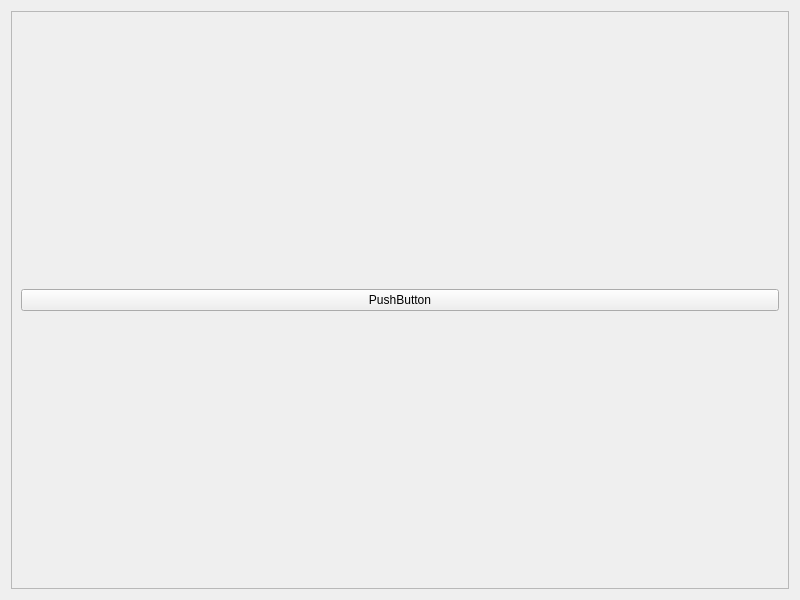
Above: src/ui/ui_home_scene.ui from trung-kieen/hotel-booking-system before the change. Below: the same form after it.
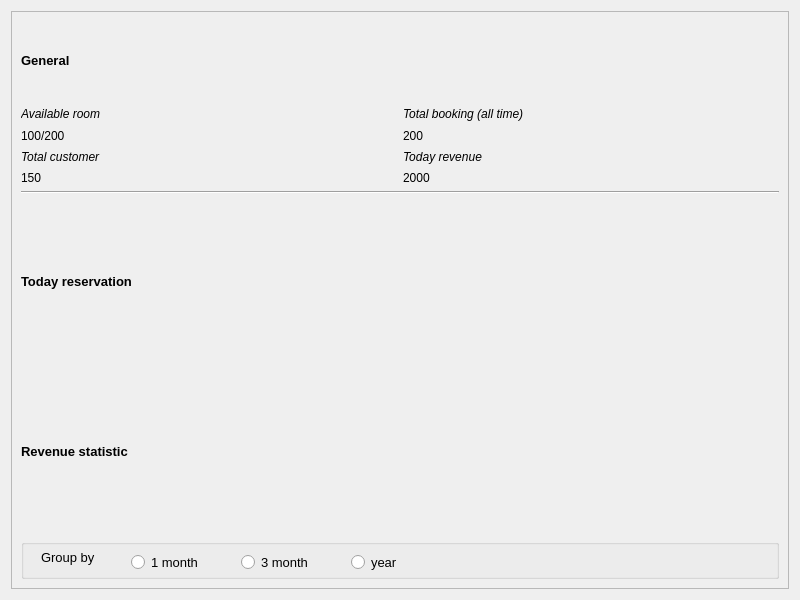
That is the form after the change.

Commit message: chore: structure component for home scene

The edit to the form file:
```diff
--- a/src/ui/ui_home_scene.ui
+++ b/src/ui/ui_home_scene.ui
@@ -32,21 +32,239 @@
        <item>
         <layout class="QVBoxLayout" name="summaryContainer">
          <item>
-          <layout class="QGridLayout" name="subdataContainer"/>
-         </item>
-        </layout>
-       </item>
-       <item>
-        <layout class="QGridLayout" name="chartContainer">
-         <item row="0" column="0">
-          <widget class="QPushButton" name="pushButton_3">
+          <widget class="QLabel" name="label_2">
+           <property name="font">
+            <font>
+             <pointsize>10</pointsize>
+             <weight>75</weight>
+             <bold>true</bold>
+            </font>
+           </property>
            <property name="text">
-            <string>PushButton</string>
+            <string>General</string>
+           </property>
+           <property name="margin">
+            <number>20</number>
            </property>
           </widget>
          </item>
+         <item>
+          <layout class="QGridLayout" name="subdataContainer">
+           <item row="1" column="0">
+            <layout class="QVBoxLayout" name="verticalLayout_2">
+             <item>
+              <widget class="QLabel" name="label_5">
+               <property name="font">
+                <font>
+                 <italic>true</italic>
+                </font>
+               </property>
+               <property name="text">
+                <string>Total customer</string>
+               </property>
+              </widget>
+             </item>
+             <item>
+              <widget class="QLabel" name="label_4">
+               <property name="text">
+                <string>150</string>
+               </property>
+              </widget>
+             </item>
+            </layout>
+           </item>
+           <item row="0" column="0">
+            <layout class="QVBoxLayout" name="verticalLayout_3">
+             <item>
+              <widget class="QLabel" name="label">
+               <property name="font">
+                <font>
+                 <italic>true</italic>
+                </font>
+               </property>
+               <property name="text">
+                <string>Available room</string>
+               </property>
+              </widget>
+             </item>
+             <item>
+              <widget class="QLabel" name="label_3">
+               <property name="text">
+                <string>100/200</string>
+               </property>
+              </widget>
+             </item>
+            </layout>
+           </item>
+           <item row="0" column="1">
+            <layout class="QVBoxLayout" name="verticalLayout_4">
+             <item>
+              <widget class="QLabel" name="label_6">
+               <property name="font">
+                <font>
+                 <italic>true</italic>
+                </font>
+               </property>
+               <property name="text">
+                <string>Total booking (all time)</string>
+               </property>
+              </widget>
+             </item>
+             <item>
+              <widget class="QLabel" name="label_7">
+               <property name="text">
+                <string>200</string>
+               </property>
+              </widget>
+             </item>
+            </layout>
+           </item>
+           <item row="1" column="1">
+            <layout class="QVBoxLayout" name="verticalLayout_5">
+             <item>
+              <widget class="QLabel" name="label_9">
+               <property name="font">
+                <font>
+                 <italic>true</italic>
+                </font>
+               </property>
+               <property name="text">
+                <string>Today revenue</string>
+               </property>
+              </widget>
+             </item>
+             <item>
+              <widget class="QLabel" name="label_8">
+               <property name="text">
+                <string>2000</string>
+               </property>
+              </widget>
+             </item>
+            </layout>
+           </item>
+          </layout>
+         </item>
         </layout>
        </item>
+       <item>
+        <widget class="Line" name="line">
+         <property name="orientation">
+          <enum>Qt::Horizontal</enum>
+         </property>
+        </widget>
+       </item>
+       <item>
+        <widget class="QLabel" name="label_10">
+         <property name="font">
+          <font>
+           <pointsize>10</pointsize>
+           <weight>75</weight>
+           <bold>true</bold>
+          </font>
+         </property>
+         <property name="text">
+          <string>Today reservation</string>
+         </property>
+        </widget>
+       </item>
+       <item>
+        <layout class="QGridLayout" name="bookingChart"/>
+       </item>
+       <item>
+        <widget class="QLabel" name="label_11">
+         <property name="font">
+          <font>
+           <pointsize>10</pointsize>
+           <weight>75</weight>
+           <bold>true</bold>
+          </font>
+         </property>
+         <property name="text">
+          <string>Revenue statistic</string>
+         </property>
+        </widget>
+       </item>
+       <item>
+        <widget class="QGroupBox" name="groupBox">
+         <property name="sizePolicy">
+          <sizepolicy hsizetype="Preferred" vsizetype="Fixed">
+           <horstretch>0</horstretch>
+           <verstretch>10</verstretch>
+          </sizepolicy>
+         </property>
+         <property name="minimumSize">
+          <size>
+           <width>0</width>
+           <height>40</height>
+          </size>
+         </property>
+         <property name="font">
+          <font>
+           <pointsize>10</pointsize>
+           <weight>50</weight>
+           <bold>false</bold>
+          </font>
+         </property>
+         <property name="title">
+          <string/>
+         </property>
+         <widget class="QRadioButton" name="radioButton">
+          <property name="geometry">
+           <rect>
+            <x>110</x>
+            <y>10</y>
+            <width>95</width>
+            <height>26</height>
+           </rect>
+          </property>
+          <property name="text">
+           <string>1 month</string>
+          </property>
+         </widget>
+         <widget class="QRadioButton" name="radioButton_2">
+          <property name="geometry">
+           <rect>
+            <x>220</x>
+            <y>10</y>
+            <width>95</width>
+            <height>26</height>
+           </rect>
+          </property>
+          <property name="text">
+           <string>3 month</string>
+          </property>
+         </widget>
+         <widget class="QRadioButton" name="radioButton_3">
+          <property name="geometry">
+           <rect>
+            <x>330</x>
+            <y>10</y>
+            <width>95</width>
+            <height>26</height>
+           </rect>
+          </property>
+          <property name="text">
+           <string>year</string>
+          </property>
+         </widget>
+         <widget class="QLabel" name="label_12">
+          <property name="geometry">
+           <rect>
+            <x>20</x>
+            <y>10</y>
+            <width>71</width>
+            <height>17</height>
+           </rect>
+          </property>
+          <property name="text">
+           <string>Group by</string>
+          </property>
+         </widget>
+        </widget>
+       </item>
+       <item>
+        <layout class="QGridLayout" name="revenueChart"/>
+       </item>
       </layout>
      </widget>
     </widget>
```
The commit also changes 3 other files.
